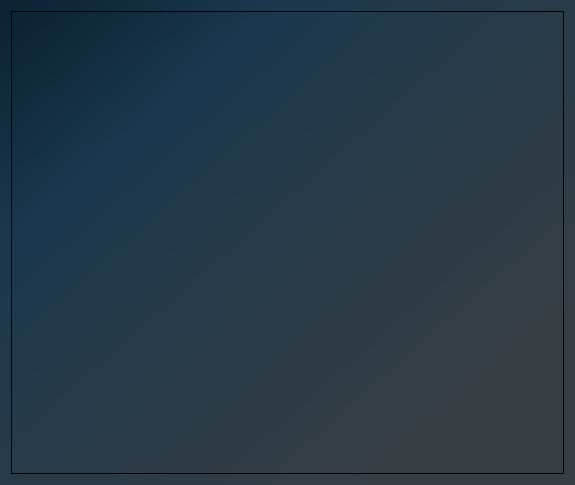
Old version of the form const/logWindow.ui in the repository niotu/ScriptGUI.
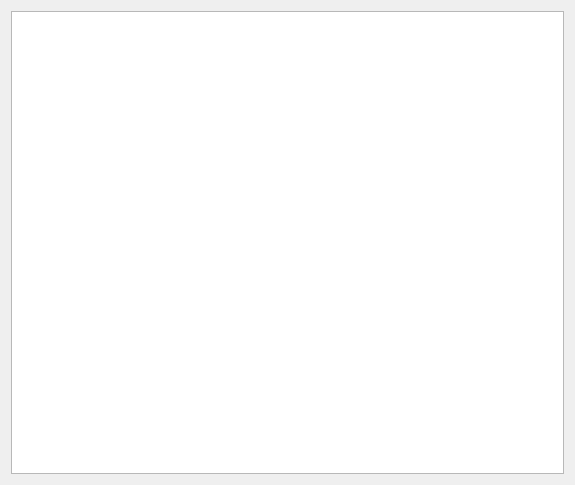
New version of the form.

The edit to the form file:
```diff
--- a/const/logWindow.ui
+++ b/const/logWindow.ui
@@ -14,7 +14,8 @@
    <string>Form</string>
   </property>
   <property name="styleSheet">
-   <string notr="true">background-color: qlineargradient(spread:pad, x1:1, y1:1, x2:0, y2:0.051, stop:0 rgba(55, 62, 67, 255), stop:0.159091 rgba(55, 62, 67, 255), stop:0.767045 rgba(27, 56, 78, 255), stop:1 rgba(11, 36, 54, 255));</string>
+   <string notr="true">
+</string>
   </property>
   <layout class="QGridLayout" name="gridLayout">
    <item row="0" column="0">
```
